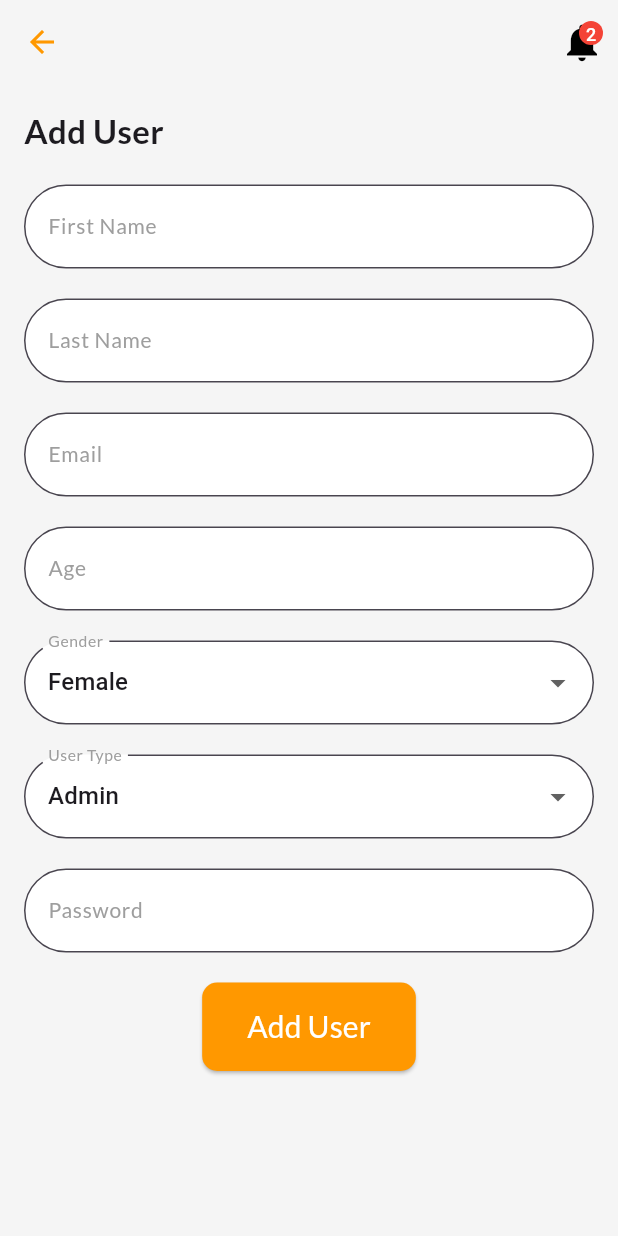
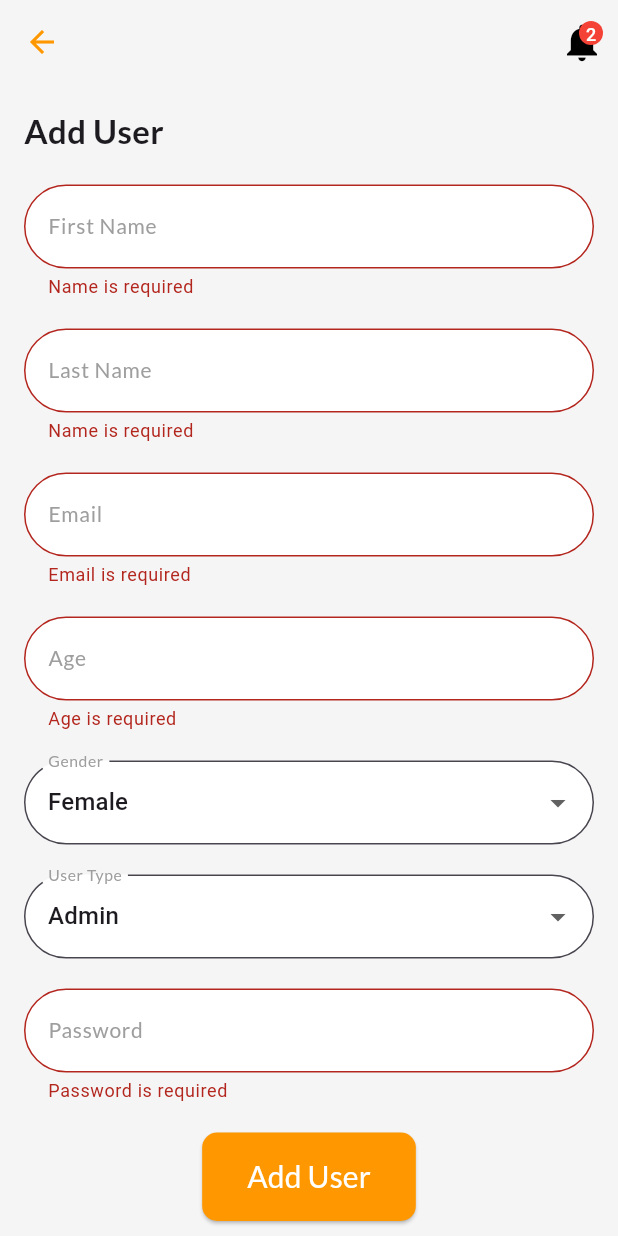
Before and after one commit to janahani/egywander, a Flutter app: the AddUserScreen screen opened directly, after a tap on "Add User", on a phone screen of 412 x 824 dp. Run offline on Flutter 3.47's test engine with Material 3 defaults, Android fonts, the phone set to English and light mode, and no system bars; our stand-ins replace animate_do, cloud_firestore, firebase_core, firebase_database, flutter_dotenv, google_fonts and 2 more; accounts and stored records are empty.

Commit message:
validation + admin dash login

```diff
--- a/lib/screens/addUserScreen.dart
+++ b/lib/screens/addUserScreen.dart
@@ -22,6 +22,89 @@ class _AddUserScreenState extends State<AddUserScreen> {
   TextEditingController _restaurantNameController = TextEditingController();
   TextEditingController _restaurantLocationController = TextEditingController();
   TextEditingController _restaurantPhoneController = TextEditingController();
+
+  // Email Validation
+  String? validateEmail(String? value) {
+    if (value == null || value.isEmpty) {
+      return 'Email is required';
+    }
+    if (!RegExp(r"^[a-zA-Z0-9]+@[a-zA-Z0-9]+\.[a-zA-Z]+").hasMatch(value)) {
+      return 'Please enter a valid email address';
+    }
+    return null; // Synchronous checks only
+  }
+
+  Future<bool> isEmailRegistered(String email) async {
+    final querySnapshot = await FirebaseFirestore.instance
+        .collection('users')
+        .where('email', isEqualTo: email.toLowerCase())
+        .get();
+
+    return querySnapshot.docs.isNotEmpty;
+  }
+
+  Future<void> checkEmailExists(String email) async {
+    bool emailExists = await isEmailRegistered(email);
+    if (emailExists) {
+      ScaffoldMessenger.of(context).showSnackBar(
+        SnackBar(content: Text('This email is already registered')),
+      );
+    }
+  }
+
+  // Name Validation (only letters)
+  String? validateName(String? value) {
+    if (value == null || value.isEmpty) {
+      return 'Name is required';
+    }
+    if (!RegExp(r"^[a-zA-Z]+$").hasMatch(value)) {
+      return 'Name must contain only letters';
+    }
+    return null;
+  }
+
+  // Age Validation (2 digits only)
+  String? validateAge(String? value) {
+    if (value == null || value.isEmpty) {
+      return 'Age is required';
+    }
+    if (!RegExp(r"^\d{1,2}$").hasMatch(value)) {
+      return 'Age must be a valid number with at most 2 digits';
+    }
+    return null;
+  }
+
+  // Password Validation (at least 8 characters)
+  String? validatePassword(String? value) {
+    if (value == null || value.isEmpty) {
+      return 'Password is required';
+    }
+    if (value.length < 8) {
+      return 'Password must be at least 8 characters long';
+    }
+    return null;
+  }
+
+
+  // Restaurant Phone Number Validation
+  String? validateRestaurantPhoneNumber(String? value) {
+    if (value == null || value.isEmpty) {
+      return 'Phone number is required';
+    }
+    // Regex for 5-digit hotline or 11-digit mobile number starting with 0
+    if (!RegExp(r"^\d{5}$").hasMatch(value) &&
+        !RegExp(r"^0\d{10}$").hasMatch(value)) {
+      return 'Phone number must be either a 5-digit hotline or an 11-digit number starting with 0';
+    }
+    return null;
+  }
+
+  String? validateRequired(String? value, String fieldName) {
+    if (value == null || value.isEmpty) {
+      return '$fieldName is required';
+    }
+    return null;
+  }
 
   // Gender and User Type selections
   String _selectedGender = 'Female';
@@ -109,6 +192,7 @@ class _AddUserScreenState extends State<AddUserScreen> {
               TextFormField(
                 controller: _firstnameController,
                 decoration: customInputDecoration('First Name'),
+                validator: validateName,
               ),
               SizedBox(height: 20),
 
@@ -116,6 +200,7 @@ class _AddUserScreenState extends State<AddUserScreen> {
               TextFormField(
                 controller: _lastnameController,
                 decoration: customInputDecoration('Last Name'),
+                validator: validateName,
               ),
               SizedBox(height: 20),
 
@@ -124,6 +209,10 @@ class _AddUserScreenState extends State<AddUserScreen> {
                 controller: _emailController,
                 decoration: customInputDecoration('Email'),
                 keyboardType: TextInputType.emailAddress,
+                validator: validateEmail,
+                onFieldSubmitted: (value) async {
+                  await checkEmailExists(value);
+                },
               ),
               SizedBox(height: 20),
 
@@ -132,6 +221,7 @@ class _AddUserScreenState extends State<AddUserScreen> {
                 controller: _ageController,
                 decoration: customInputDecoration('Age'),
                 keyboardType: TextInputType.number,
+                validator: validateAge,
               ),
               SizedBox(height: 20),
 
@@ -147,6 +237,12 @@ class _AddUserScreenState extends State<AddUserScreen> {
                   });
                 },
                 decoration: customInputDecoration('Gender'),
+                validator: (value) {
+                  if (value == null || value.isEmpty) {
+                    return 'Please select your gender';
+                  }
+                  return null;
+                },
               ),
               SizedBox(height: 20),
 
@@ -170,6 +266,7 @@ class _AddUserScreenState extends State<AddUserScreen> {
                 controller: _passwordController,
                 decoration: customInputDecoration('Password'),
                 obscureText: true,
+                validator: validatePassword,
               ),
               SizedBox(height: 20),
 
@@ -197,12 +294,19 @@ class _AddUserScreenState extends State<AddUserScreen> {
                     });
                   },
                   decoration: customInputDecoration('Cuisine Type'),
+                  validator: (value) {
+                    if (value == null || value.isEmpty) {
+                      return 'Please select a cuisine type';
+                    }
+                    return null;
+                  },
                 ),
                 SizedBox(height: 20),
                 TextFormField(
                   controller: _restaurantPhoneController,
                   decoration: customInputDecoration('Restaurant Phone Number'),
                   keyboardType: TextInputType.phone,
+                  validator: validateRestaurantPhoneNumber,
                 ),
                 SizedBox(height: 20),
               ],
```
Also changed, not shown: lib/main.dart (+13 -6 lines), lib/screens/accountsettingsScreen.dart (+22 -7 lines), lib/screens/admindashScreen.dart (+38 -17 lines), lib/screens/loginScreen.dart (+13 -0 lines), lib/widgets/systembars.dart (+15 -5 lines).
